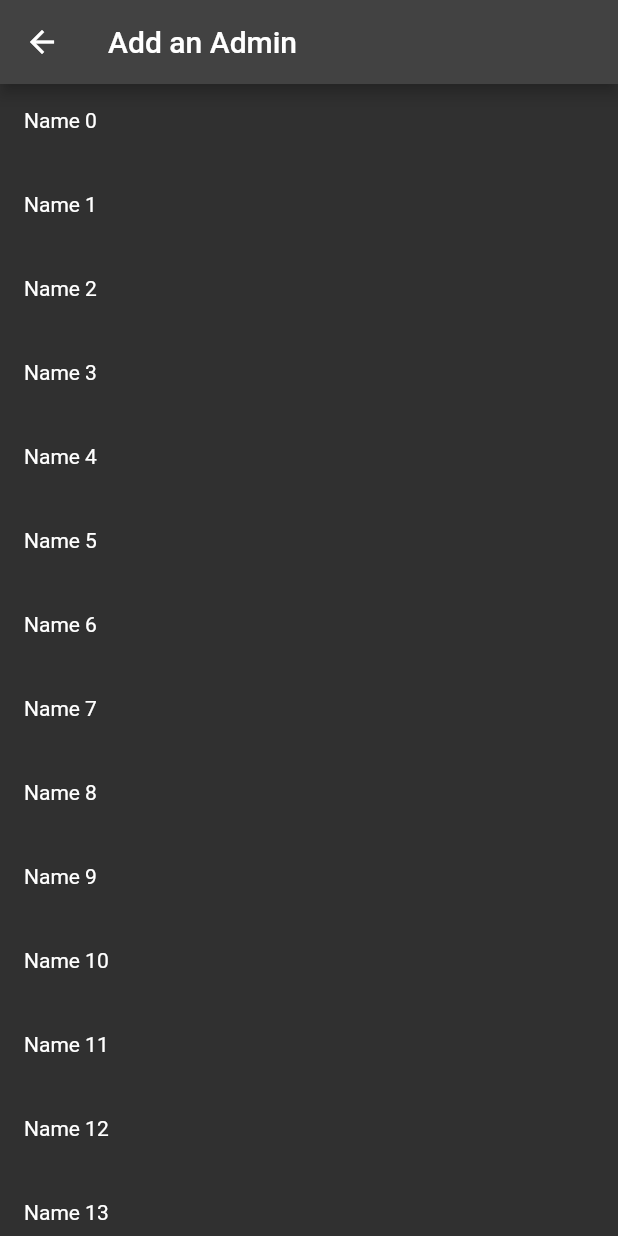
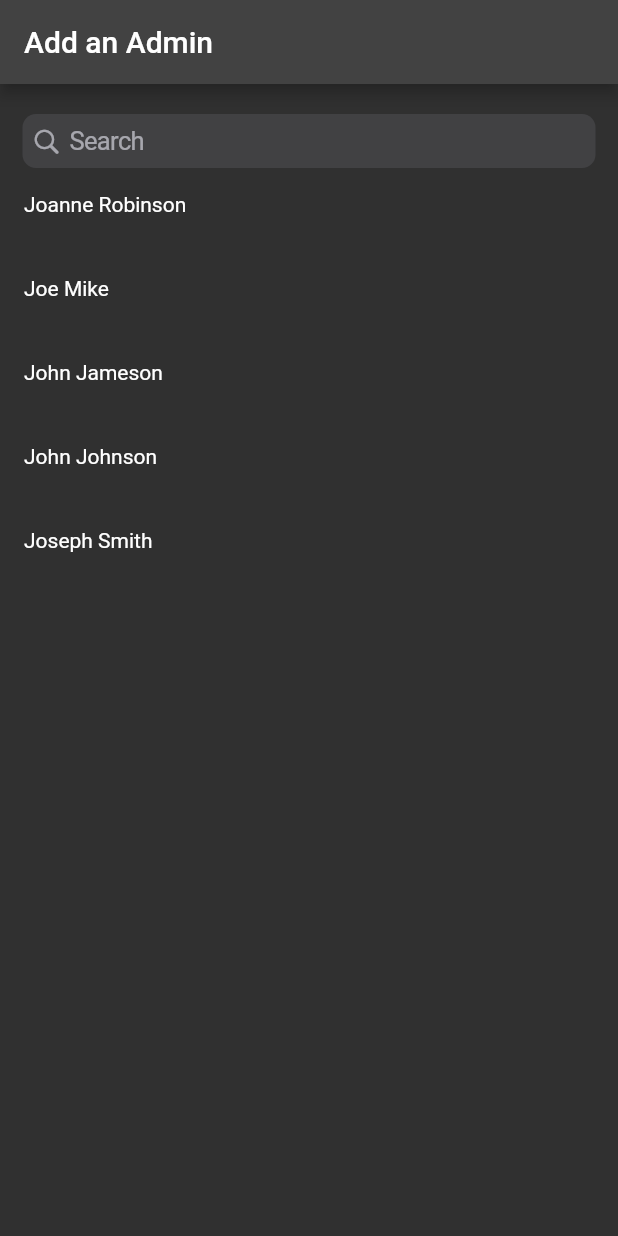
Before and after one commit to reginaldappiah/purematch, a Flutter app: the AdminPage screen opened directly, on a phone screen of 412 x 824 dp. Run offline on Flutter 3.47's test engine with Material 2 defaults, Android fonts, the phone set to English and light mode, and no system bars.

Commit message:
Added Dummy Data

```diff
--- a/lib/main.dart
+++ b/lib/main.dart
@@ -1,4 +1,5 @@
 import 'package:flutter/material.dart';
+import 'package:purematch/pages/admin_page.dart';
 import 'package:purematch/pages/home_page.dart';
 
 void main() {
@@ -16,7 +17,7 @@ class MyApp extends StatelessWidget {
         primarySwatch: Colors.blue,
         brightness: Brightness.dark,
       ),
-      home: const HomePage(),
+      home: const AdminPage(),
     );
   }
 }
--- a/lib/pages/admin_page.dart
+++ b/lib/pages/admin_page.dart
@@ -1,7 +1,16 @@
+import 'package:flutter/cupertino.dart';
 import 'package:flutter/material.dart';
 
 class AdminPage extends StatelessWidget {
   const AdminPage({super.key});
+
+  static List<String> dummyData = [
+    "Joanne Robinson",
+    "Joe Mike",
+    "John Jameson",
+    "John Johnson",
+    "Joseph Smith",
+  ];
 
   @override
   Widget build(BuildContext context) {
@@ -9,9 +18,26 @@ class AdminPage extends StatelessWidget {
       appBar: AppBar(
         title: const Text("Add an Admin"),
       ),
-      body: Center(child: ListView.builder(itemBuilder: (context, index) {
-        return ListTile(leading: Text("Name $index"));
-      })),
+      body: Column(
+        children: [
+          Container(
+            padding: const EdgeInsets.only(
+              top: 20,
+              left: 15,
+              right: 15,
+            ),
+            child: const CupertinoSearchTextField(),
+          ),
+          Expanded(
+            child: ListView.builder(
+              itemBuilder: (context, index) {
+                return ListTile(leading: Text(dummyData[index]));
+              },
+              itemCount: dummyData.length,
+            ),
+          ),
+        ],
+      ),
     );
   }
 }
--- a/lib/pages/home_page.dart
+++ b/lib/pages/home_page.dart
@@ -7,7 +7,7 @@ class HomePage extends StatelessWidget {
   Widget build(BuildContext context) {
     return const Scaffold(
         body: Center(
-      child: Text("Pure Match Homepage"),
+      child: Text(""),
     ));
   }
 }
```
